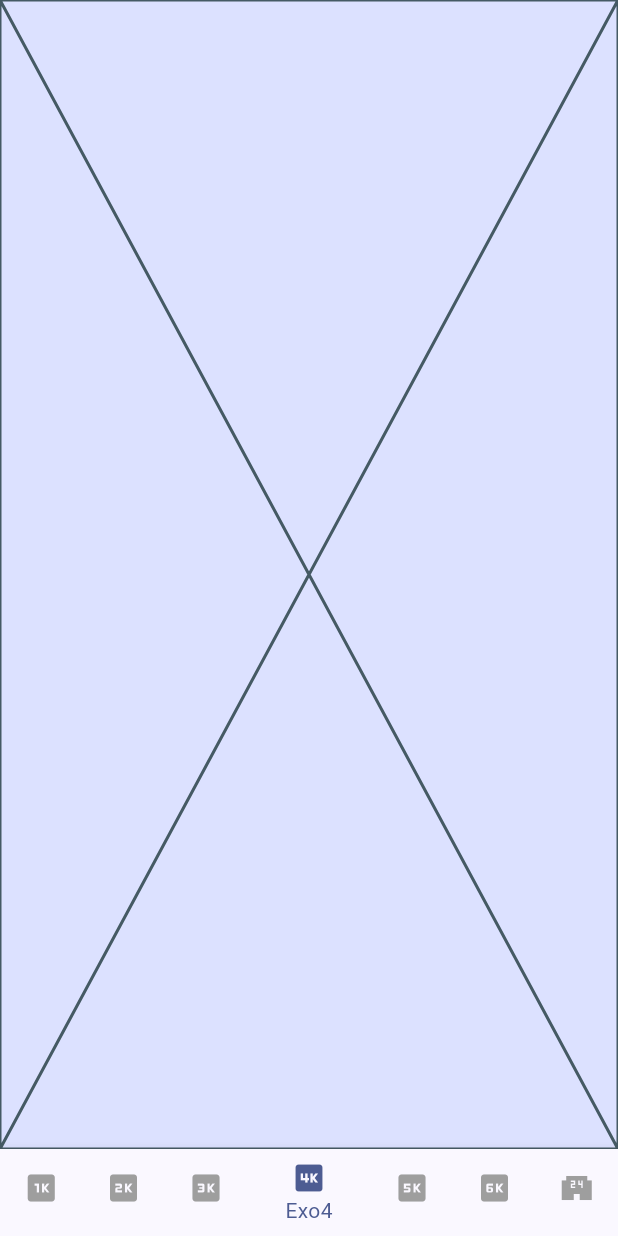
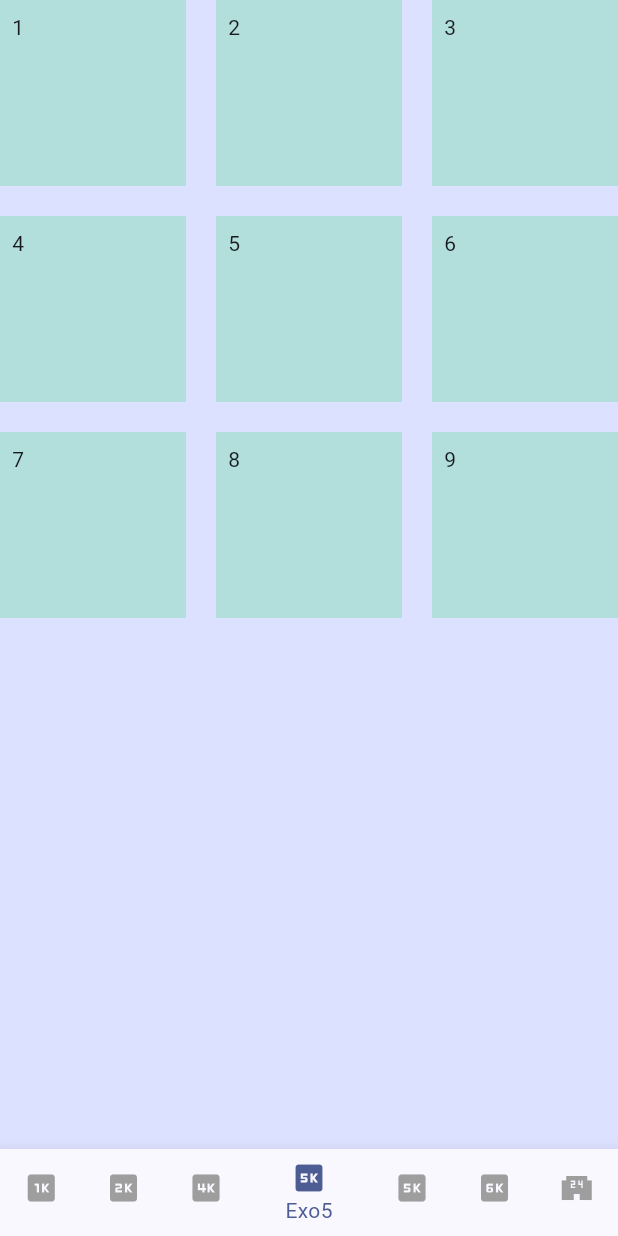
Before and after one commit to Marty059/AMSE, a Flutter app: the screen it shows after launch, item 4 of the bottom bar chosen, on a phone screen of 412 x 824 dp. Run offline on Flutter 3.47's test engine with Material 3 defaults, Android fonts, the phone set to English and light mode, and no system bars; network calls fail.

Commit message:
Exo 4 good, début exo 5

```diff
--- a/tp2/lib/Exo2.dart
+++ b/tp2/lib/Exo2.dart
@@ -49,6 +49,7 @@ class _Exo2State extends State<Exo2> {
                 child: Container(
                   child: Image.network(
                     'https://picsum.photos/512/1024',
+                    fit: BoxFit.cover,
                   ),
                 ),
               ),
--- /dev/null
+++ b/tp2/lib/Exo5.dart
@@ -0,0 +1,99 @@
+import 'package:flutter/material.dart';
+
+class Tile {
+  String imageURL;
+  Alignment alignment;
+
+  Tile({required this.imageURL, required this.alignment});
+
+  Widget croppedImageTile() {
+    return FittedBox(
+      fit: BoxFit.fill,
+      child: ClipRect(
+        child: Container(
+          child: Align(
+            alignment: this.alignment,
+            widthFactor: 0.3,
+            heightFactor: 0.3,
+            child: Image.network(this.imageURL),
+          ),
+        ),
+      ),
+    );
+  }
+}
+
+class Exo5 extends StatefulWidget {
+  @override
+  _Exo5State createState() => _Exo5State();
+}
+
+Tile tile =
+    new Tile(imageURL: 'https://picsum.photos/512', alignment: Alignment(0, 0));
+
+class _Exo5State extends State<Exo5> {
+  @override
+  Widget build(BuildContext context) {
+    return GridView.count(
+      mainAxisSpacing: 20.0,
+      crossAxisSpacing: 20.0,
+      crossAxisCount: 3,
+      children: [
+        Container(
+          padding: const EdgeInsets.all(8),
+          color: Colors.teal[100],
+          child: const Text("1"),
+        ),
+        Container(
+          padding: const EdgeInsets.all(8),
+          color: Colors.teal[100],
+          child: const Text("2"),
+        ),
+        Container(
+          padding: const EdgeInsets.all(8),
+          color: Colors.teal[100],
+          child: const Text("3"),
+        ),
+        Container(
+          padding: const EdgeInsets.all(8),
+          color: Colors.teal[100],
+          child: const Text("4"),
+        ),
+        Container(
+          padding: const EdgeInsets.all(8),
+          color: Colors.teal[100],
+          child: const Text("5"),
+        ),
+        Container(
+          padding: const EdgeInsets.all(8),
+          color: Colors.teal[100],
+          child: const Text("6"),
+        ),
+        Container(
+          padding: const EdgeInsets.all(8),
+          color: Colors.teal[100],
+          child: const Text("7"),
+        ),
+        Container(
+          padding: const EdgeInsets.all(8),
+          color: Colors.teal[100],
+          child: const Text("8"),
+        ),
+        Container(
+          padding: const EdgeInsets.all(8),
+          color: Colors.teal[100],
+          child: const Text("9"),
+        ),
+      ],
+    );
+  }
+
+  Widget createTileWidgetFrom(Tile tile) {
+    return InkWell(
+      child: tile.croppedImageTile(),
+      onTap: () {
+        print("tapped on tile");
+      },
+    );
+  }
+}
--- a/tp2/lib/main.dart
+++ b/tp2/lib/main.dart
@@ -2,6 +2,8 @@ import 'package:flutter/material.dart';
 import 'package:provider/provider.dart';
 import 'package:tp2/Exo1.dart';
 import 'package:tp2/Exo2.dart';
+import 'package:tp2/Exo4.dart';
+import 'package:tp2/Exo5.dart';
 
 void main() {
   runApp(MyApp());
@@ -54,10 +56,10 @@ class _MyHomePageState extends State<MyHomePage> {
         page = Exo2();
         break;
       case 2:
-        page = Placeholder();
+        page = Exo4();
         break;
       case 3:
-        page = Placeholder();
+        page = Exo5();
         break;
       case 4:
         page = Placeholder();
@@ -91,12 +93,12 @@ class _MyHomePageState extends State<MyHomePage> {
                   label: 'Exo2',
                 ),
                 BottomNavigationBarItem(
-                  icon: Icon(Icons.three_k),
-                  label: 'Exo3',
+                  icon: Icon(Icons.four_k),
+                  label: 'Exo4',
                 ),
                 BottomNavigationBarItem(
-                  icon: Icon(Icons.four_k),
-                  label: 'Exo4',
+                  icon: Icon(Icons.five_k),
+                  label: 'Exo5',
                 ),
                 BottomNavigationBarItem(
                   icon: Icon(Icons.five_k),
```
Also changed, not shown: tp2/lib/Exo4.dart (added, +69 -0 lines).
